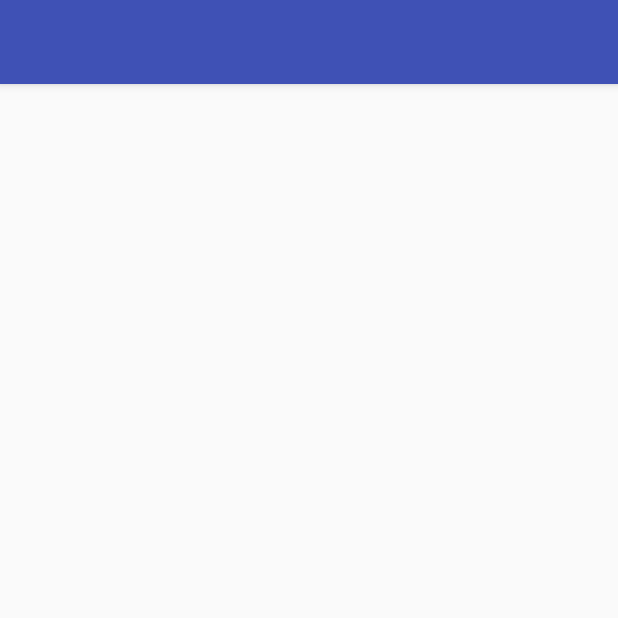
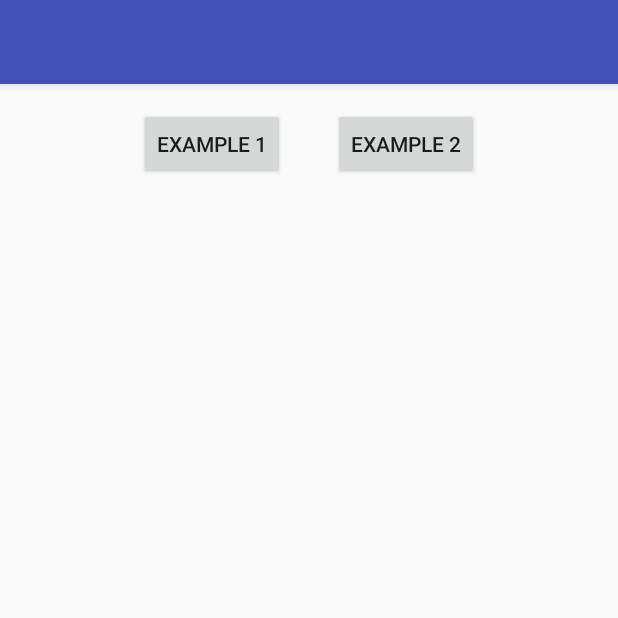
Before and after one commit to RoyMontoya/TlvDecoder, an Android app: the screen it shows after launch (MainActivity), on a phone screen of 412 x 824 dp, the top half of it. Run offline under Robolectric (Android 15) with nearby library versions, the phone set to English and light mode, and no system bars.

Commit message:
added buttons for examples

```diff
--- a/app/src/main/java/com/example/roy/tvldecoder/activities/MainActivity.kt
+++ b/app/src/main/java/com/example/roy/tvldecoder/activities/MainActivity.kt
@@ -4,6 +4,9 @@ import android.os.Bundle
 import android.support.v7.app.AppCompatActivity
 import android.support.v7.widget.LinearLayoutManager
 import android.support.v7.widget.RecyclerView
+import android.view.View
+import android.widget.Button
+import android.widget.LinearLayout
 import com.example.roy.tvldecoder.R
 import com.example.roy.tvldecoder.adapters.TlvAdapter
 import com.example.roy.tvldecoder.utils.TlvDecoder.Companion.parseString
@@ -19,12 +22,24 @@ class MainActivity : AppCompatActivity() {
         setContentView(R.layout.activity_main)
 
         val recyclerList: RecyclerView = findViewById(R.id.recyclerView)
+        val buttonLayout: LinearLayout = findViewById(R.id.layout_buttons)
 
         linearLayoutManager = LinearLayoutManager(this)
         recyclerList.layoutManager = linearLayoutManager
 
-        adapter = TlvAdapter(this, parseString(getString(R.string.second_example)))
-        recyclerList.adapter = adapter
+        var buttonExample1: Button = findViewById(R.id.button_first_example)
+        buttonExample1.setOnClickListener {
+            buttonLayout.visibility = View.GONE
+            adapter = TlvAdapter(this, parseString(getString(R.string.first_test)))
+            recyclerList.adapter = adapter
+        }
+
+        var buttonExample2: Button = findViewById(R.id.button_second_example)
+        buttonExample2.setOnClickListener {
+            buttonLayout.visibility = View.GONE
+            adapter = TlvAdapter(this, parseString(getString(R.string.second_example)))
+            recyclerList.adapter = adapter
+        }
 
     }
 
--- a/app/src/main/res/layout/activity_main.xml
+++ b/app/src/main/res/layout/activity_main.xml
@@ -1,10 +1,34 @@
 <?xml version="1.0" encoding="utf-8"?>
-<android.support.constraint.ConstraintLayout xmlns:android="http://schemas.android.com/apk/res/android"
+<LinearLayout xmlns:android="http://schemas.android.com/apk/res/android"
     xmlns:app="http://schemas.android.com/apk/res-auto"
     xmlns:tools="http://schemas.android.com/tools"
     android:layout_width="match_parent"
     android:layout_height="match_parent"
+    android:orientation="vertical"
     tools:context="com.example.roy.tvldecoder.activities.MainActivity">
+
+    <LinearLayout
+        android:id="@+id/layout_buttons"
+        android:gravity="center"
+        android:orientation="horizontal"
+        android:layout_width="match_parent"
+        android:layout_height="wrap_content">
+
+        <Button
+            android:id="@+id/button_first_example"
+            android:text="Example 1"
+            android:layout_margin="16dp"
+            android:layout_width="wrap_content"
+            android:layout_height="wrap_content" />
+
+        <Button
+            android:id="@+id/button_second_example"
+            android:text="Example 2"
+            android:layout_margin="16dp"
+            android:layout_width="wrap_content"
+            android:layout_height="wrap_content" />
+
+    </LinearLayout>
 
     <android.support.v7.widget.RecyclerView
         android:id="@+id/recyclerView"
@@ -12,4 +36,4 @@
         android:layout_height="match_parent"
         android:scrollbars="vertical"/>
 
-</android.support.constraint.ConstraintLayout>
+</LinearLayout>
```
